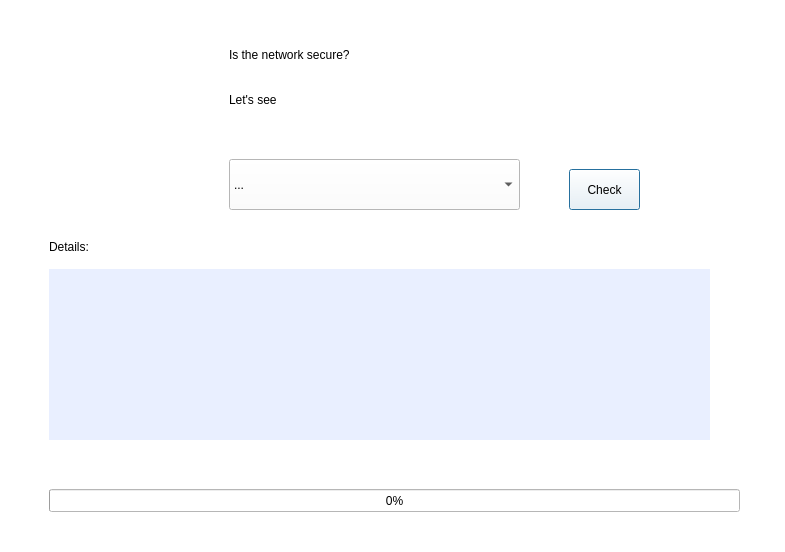
This is mai.ui in StefyVP/Hack_TUES_9_VLAN as Qt 5 draws it before an edit. The edited form follows.
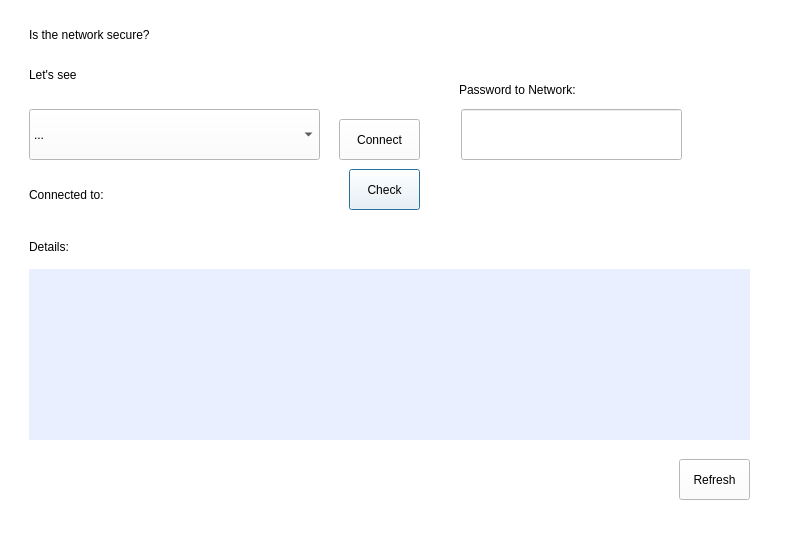
This is the edited form.

Patch:
```diff
--- a/mai.ui
+++ b/mai.ui
@@ -28,8 +28,8 @@
    <widget class="QLabel" name="label">
     <property name="geometry">
      <rect>
-      <x>240</x>
-      <y>30</y>
+      <x>40</x>
+      <y>10</y>
       <width>301</width>
       <height>51</height>
      </rect>
@@ -45,10 +45,10 @@
    <widget class="QLabel" name="label_2">
     <property name="geometry">
      <rect>
-      <x>240</x>
-      <y>70</y>
+      <x>40</x>
+      <y>60</y>
       <width>301</width>
-      <height>61</height>
+      <height>31</height>
      </rect>
     </property>
     <property name="styleSheet">
@@ -59,24 +59,11 @@
      <string>Let's see</string>
     </property>
    </widget>
-   <widget class="QProgressBar" name="progressBar">
-    <property name="geometry">
-     <rect>
-      <x>60</x>
-      <y>490</y>
-      <width>691</width>
-      <height>23</height>
-     </rect>
-    </property>
-    <property name="value">
-     <number>0</number>
-    </property>
-   </widget>
    <widget class="QComboBox" name="comboBox">
     <property name="geometry">
      <rect>
-      <x>240</x>
-      <y>160</y>
+      <x>40</x>
+      <y>110</y>
       <width>291</width>
       <height>51</height>
      </rect>
@@ -90,7 +77,7 @@
    <widget class="QLabel" name="label_3">
     <property name="geometry">
      <rect>
-      <x>60</x>
+      <x>40</x>
       <y>240</y>
       <width>71</width>
       <height>16</height>
@@ -106,9 +93,9 @@
    <widget class="QLabel" name="label_4">
     <property name="geometry">
      <rect>
-      <x>60</x>
+      <x>40</x>
       <y>270</y>
-      <width>661</width>
+      <width>721</width>
       <height>171</height>
      </rect>
     </property>
@@ -123,7 +110,7 @@
    <widget class="QPushButton" name="pushButton">
     <property name="geometry">
      <rect>
-      <x>580</x>
+      <x>360</x>
       <y>170</y>
       <width>71</width>
       <height>41</height>
@@ -133,6 +120,78 @@
      <string>Check</string>
     </property>
    </widget>
+   <widget class="QPushButton" name="refresh_btn">
+    <property name="geometry">
+     <rect>
+      <x>690</x>
+      <y>460</y>
+      <width>71</width>
+      <height>41</height>
+     </rect>
+    </property>
+    <property name="text">
+     <string>Refresh</string>
+    </property>
+   </widget>
+   <widget class="QPushButton" name="connect_btn">
+    <property name="geometry">
+     <rect>
+      <x>350</x>
+      <y>120</y>
+      <width>81</width>
+      <height>41</height>
+     </rect>
+    </property>
+    <property name="text">
+     <string>Connect</string>
+    </property>
+   </widget>
+   <widget class="QLabel" name="connected_label">
+    <property name="geometry">
+     <rect>
+      <x>40</x>
+      <y>180</y>
+      <width>301</width>
+      <height>31</height>
+     </rect>
+    </property>
+    <property name="styleSheet">
+     <string notr="true">
+font: 12pt &quot;MS Shell Dlg 2&quot;;
+</string>
+    </property>
+    <property name="text">
+     <string>Connected to: </string>
+    </property>
+   </widget>
+   <widget class="QLineEdit" name="password_field">
+    <property name="geometry">
+     <rect>
+      <x>472</x>
+      <y>110</y>
+      <width>221</width>
+      <height>51</height>
+     </rect>
+    </property>
+   </widget>
+   <widget class="QLabel" name="label_6">
+    <property name="geometry">
+     <rect>
+      <x>470</x>
+      <y>80</y>
+      <width>301</width>
+      <height>21</height>
+     </rect>
+    </property>
+    <property name="styleSheet">
+     <string notr="true">
+font: 12pt &quot;MS Shell Dlg 2&quot;;
+</string>
+    </property>
+    <property name="text">
+     <string>Password to Network:</string>
+    </property>
+   </widget>
   </widget>
  </widget>
  <resources/>
```
Left out of the diff: 4 changed lines with no effect on the pictures.
